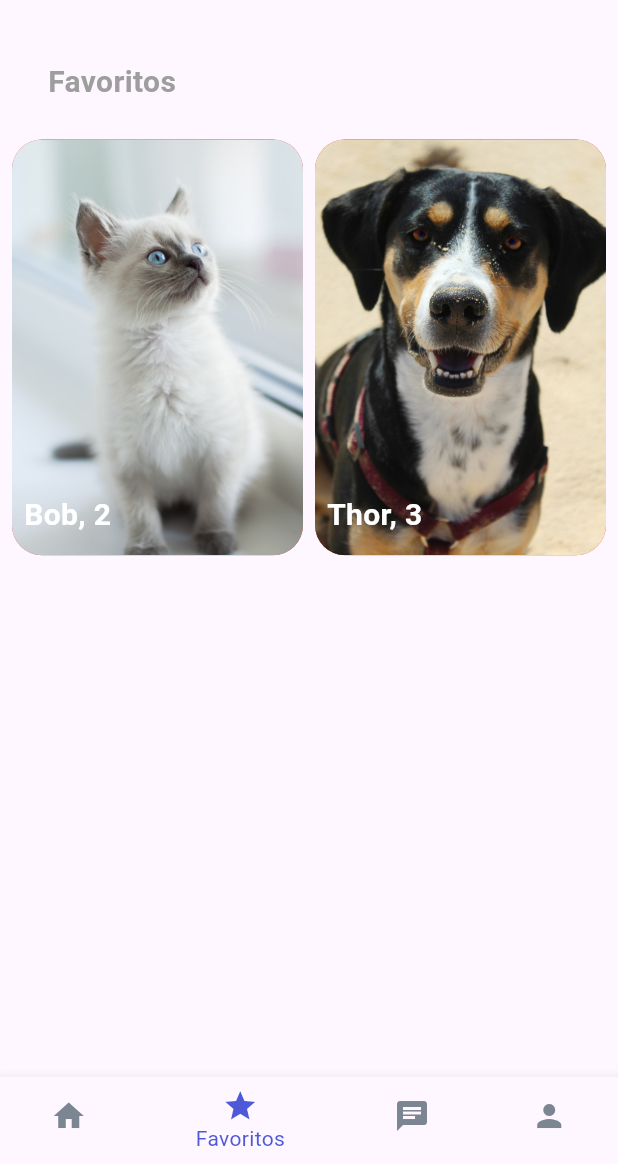
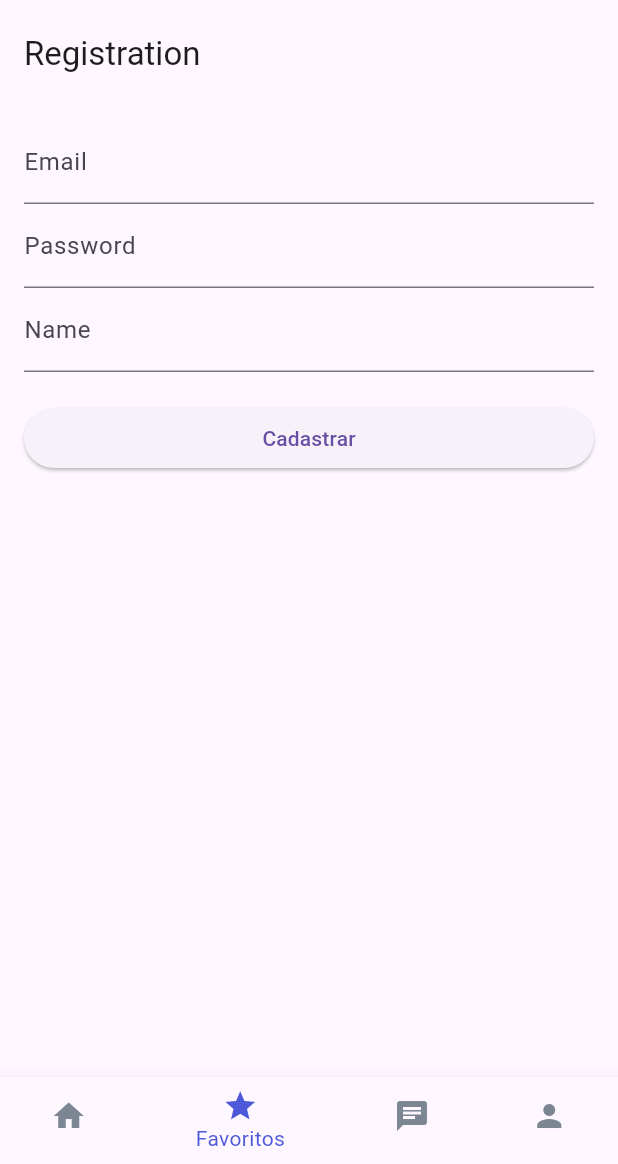
Before and after one commit to ajjss32/deu_pet, a Flutter app: the HomeScreen screen opened directly, item 2 of the bottom bar chosen, on a phone screen of 412 x 824 dp, the part 72-1236 px from its top. Run offline on Flutter 3.47's test engine with Material 3 defaults, Android fonts, the phone set to English and light mode, and no system bars; our stand-ins replace firebase_auth, firebase_core, flutter_card_swiper, image_picker; accounts and stored records are empty.

Commit message:
add user registration page

```diff
--- a/lib/main.dart
+++ b/lib/main.dart
@@ -1,5 +1,6 @@
 import 'package:flutter/material.dart';
 import 'package:deu_pet/pages/favorite_page.dart';
+import 'package:deu_pet/pages/user_registration.dart';
 import 'package:deu_pet/pages/pet_registration.dart';
 import 'package:deu_pet/pages/pet_lista.dart';
 import 'components/custom_app_bar.dart';
@@ -118,7 +119,7 @@ class UserTypePage extends StatelessWidget {
 void main() async {
   WidgetsFlutterBinding.ensureInitialized();
   await Firebase.initializeApp(
-  options: DefaultFirebaseOptions.currentPlatform,
+    options: DefaultFirebaseOptions.currentPlatform,
   );
   runApp(MyApp());
 }
@@ -163,7 +164,7 @@ class _HomeScreenState extends State<HomeScreen> {
         case 0:
           return SwipeCard(showFavorites: _goToFavorites);
         case 1:
-          return FavoritePage();
+          return RegistrationPage();
         case 2:
           return Center(child: Text('Chat Página'));
         case 3:
--- /dev/null
+++ b/lib/pages/user_registration.dart
@@ -0,0 +1,75 @@
+import 'package:deu_pet/services/auth_service.dart';
+import 'package:flutter/material.dart';
+
+class RegistrationPage extends StatefulWidget {
+  @override
+  _RegistrationPageState createState() => _RegistrationPageState();
+}
+
+class _RegistrationPageState extends State<RegistrationPage> {
+  final _formKey = GlobalKey<FormState>();
+  final TextEditingController _emailController = TextEditingController();
+  final TextEditingController _passwordController = TextEditingController();
+  final TextEditingController _nameController = TextEditingController();
+
+  AuthService _authService = AuthService();
+  @override
+  Widget build(BuildContext context) {
+    return Scaffold(
+      appBar: AppBar(title: Text("Registration")),
+      body: Padding(
+        padding: EdgeInsets.all(16.0),
+        child: Form(
+          key: _formKey,
+          child: ListView(
+            children: [
+              TextFormField(
+                controller: _emailController,
+                decoration: InputDecoration(labelText: "Email"),
+                keyboardType: TextInputType.emailAddress,
+                validator: (value) {
+                  if (value == null || value.isEmpty) {
+                    return "Por favor, coloque um email válido!";
+                  }
+                  return null;
+                },
+              ),
+              TextFormField(
+                controller: _passwordController,
+                decoration: InputDecoration(labelText: "Password"),
+                obscureText: true,
+                validator: (value) {
+                  if (value == null || value.length < 6) {
+                    return "A senha deve conter no mínimo 6 caracteres";
+                  }
+                  return null;
+                },
+              ),
+              TextFormField(
+                controller: _nameController,
+                decoration: InputDecoration(labelText: "Name"),
+                validator: (value) => value!.isEmpty ? "Enter a name" : null,
+              ),
+              SizedBox(height: 20),
+              ElevatedButton(
+                onPressed: () {
+                  if (_formKey.currentState!.validate()) {
+                    // Process data
+                    ScaffoldMessenger.of(context).showSnackBar(
+                      SnackBar(content: Text("Cadastrado com sucesso!")),
+                    );
+                    _authService.userRegistration(
+                        name: _nameController.text,
+                        password: _passwordController.text,
+                        email: _emailController.text);
+                  }
+                },
+                child: Text("Cadastrar"),
+              ),
+            ],
+          ),
+        ),
+      ),
+    );
+  }
+}
--- /dev/null
+++ b/lib/services/auth_service.dart
@@ -0,0 +1,13 @@
+import 'package:firebase_auth/firebase_auth.dart';
+
+class AuthService {
+  FirebaseAuth _firebaseAuth = FirebaseAuth.instance;
+  userRegistration({
+    required String name,
+    required String password,
+    required String email,
+  }) {
+    _firebaseAuth.createUserWithEmailAndPassword(
+        email: email, password: password);
+  }
+}
--- a/pubspec.yaml
+++ b/pubspec.yaml
@@ -18,6 +18,7 @@ dependencies:
   cloud_firestore: ^5.6.4
   firebase_core_web: ^2.21.0
   flutterfire_cli: ^1.1.0
+  firebase_auth: ^5.5.0
 
 dev_dependencies:
   flutter_test:
```
Also changed, not shown: firepit-log.txt (added, +14 -0 lines), lib/firebase_options.dart, pubspec.lock, 6 other files.
